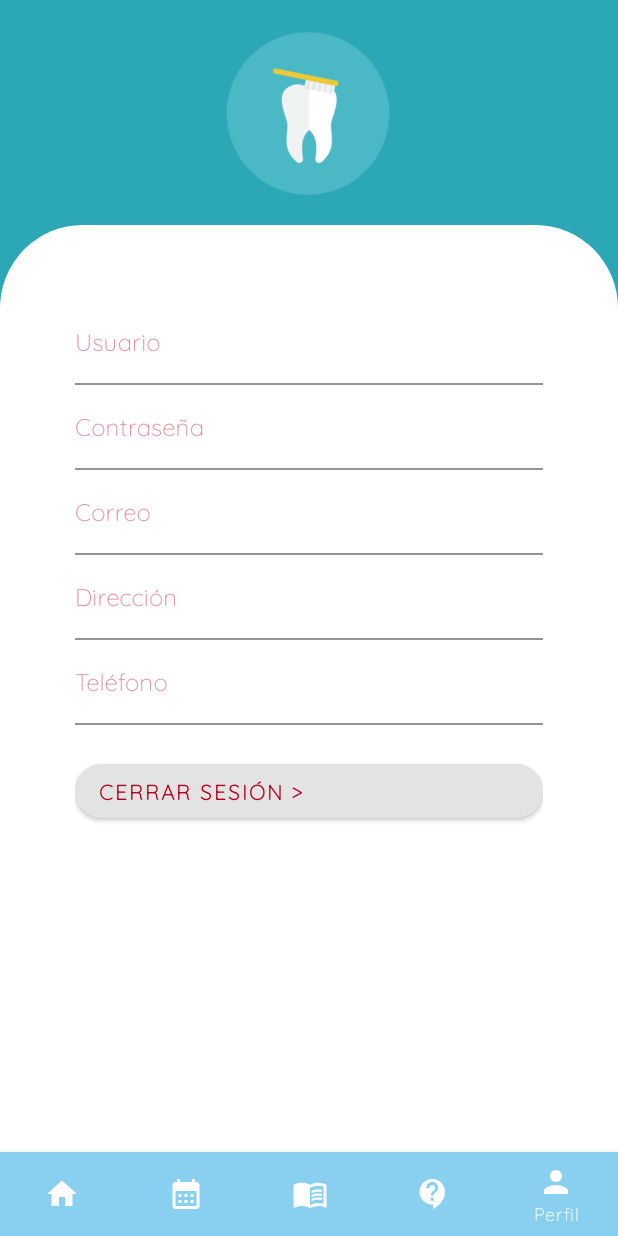
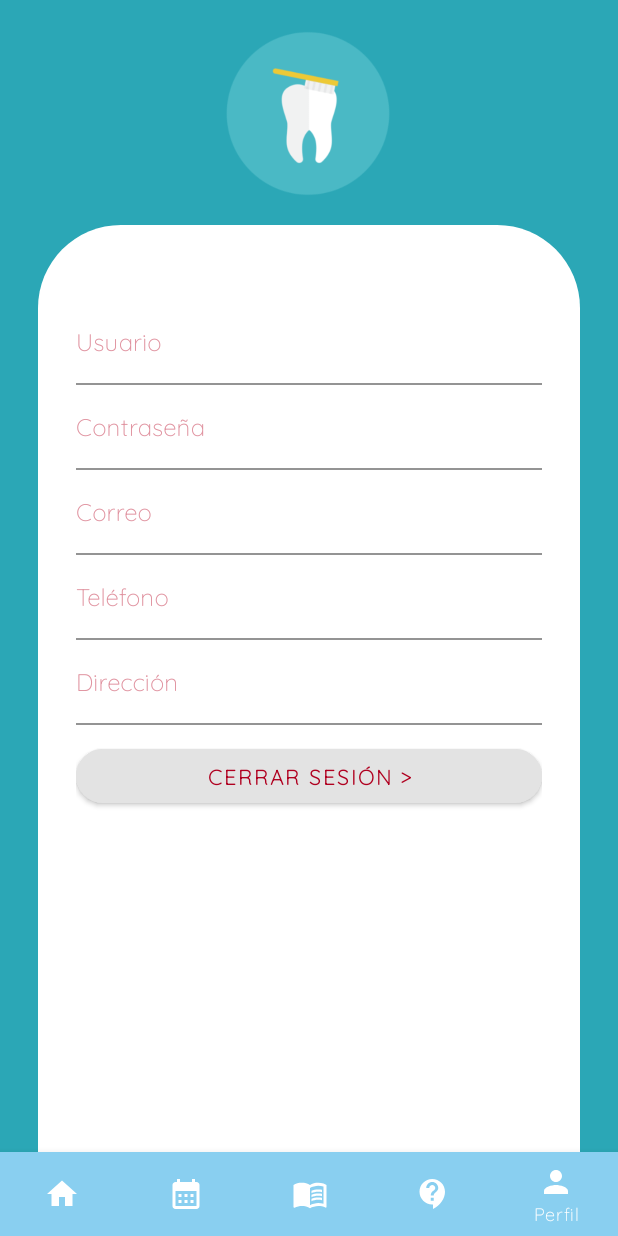
Before and after one commit to antoniotorresolmo/Clinica-dental, an Android app: the screen it shows after launch (BottomNav), item 5 of the bottom bar chosen, on a phone screen of 412 x 824 dp. Run offline under Robolectric (Android 15) with nearby library versions, the phone set to English and light mode, and no system bars.

Commit message:
Perfil y Registro bien

```diff
--- a/Clinica-dental/app/src/main/res/layout-land/fragment_fr_perfil.xml
+++ b/Clinica-dental/app/src/main/res/layout-land/fragment_fr_perfil.xml
@@ -158,7 +158,7 @@
                     </com.google.android.material.textfield.TextInputLayout>
 
                     <Button
-                        android:id="@+id/btnCancelar"
+                        android:id="@+id/btnCerrarSesion"
                         android:layout_width="match_parent"
                         android:layout_height="wrap_content"
                         android:layout_marginTop="20dp"
--- a/Clinica-dental/app/src/main/res/layout-land/fragment_fr_registro.xml
+++ b/Clinica-dental/app/src/main/res/layout-land/fragment_fr_registro.xml
@@ -172,7 +172,7 @@
                         app:rippleColor="#FFFFFF" />
 
                     <Button
-                        android:id="@+id/btnCancelar"
+                        android:id="@+id/btnCerrarSesion"
                         android:layout_width="match_parent"
                         android:layout_height="wrap_content"
                         android:layout_marginTop="20dp"
--- a/Clinica-dental/app/src/main/res/layout/fragment_fr_perfil.xml
+++ b/Clinica-dental/app/src/main/res/layout/fragment_fr_perfil.xml
@@ -19,19 +19,28 @@
             android:layout_height="match_parent"
 
 
+            android:layout_marginStart="25dp"
             android:layout_marginTop="150dp"
+            android:layout_marginEnd="25dp"
             android:background="@drawable/redondeado"
             android:orientation="vertical"
-            android:paddingStart="50dp"
-            android:paddingTop="50dp"
-            android:paddingEnd="50dp"
-            android:paddingBottom="50dp"
             app:layout_constraintBottom_toBottomOf="parent"
             app:layout_constraintEnd_toEndOf="parent"
-            app:layout_constraintHorizontal_bias="0.0"
             app:layout_constraintStart_toStartOf="parent"
             app:layout_constraintTop_toBottomOf="@+id/imageView2">
 
+
+            <ScrollView
+                android:layout_width="match_parent"
+                android:layout_height="match_parent"
+                android:layout_marginStart="25dp"
+                android:layout_marginTop="50dp"
+                android:layout_marginEnd="25dp">
+
+                <LinearLayout
+                    android:layout_width="match_parent"
+                    android:layout_height="wrap_content"
+                    android:orientation="vertical">
 
                     <com.google.android.material.textfield.TextInputLayout
                         android:id="@+id/txtUsuarioRegistro"
@@ -46,7 +55,7 @@
                             android:id="@+id/txtUsuario"
                             android:layout_width="match_parent"
                             android:layout_height="wrap_content"
-                    android:hint="Usuario"
+                            android:hint="@string/txtUsuario"
                             android:paddingStart="0dp"
                             android:textColor="@color/black" />
                     </com.google.android.material.textfield.TextInputLayout>
@@ -64,7 +73,7 @@
                             android:id="@+id/txtContraseña"
                             android:layout_width="match_parent"
                             android:layout_height="wrap_content"
-                    android:hint="Contraseña"
+                            android:hint="@string/txtContrasena"
                             android:inputType="textPassword"
                             android:paddingStart="0dp"
                             android:textColor="@color/black" />
@@ -83,26 +92,8 @@
                             android:id="@+id/txtCorreo"
                             android:layout_width="match_parent"
                             android:layout_height="wrap_content"
-                    android:hint="Correo"
+                            android:hint="@string/txtCorreo"
                             android:inputType="textEmailAddress"
-                    android:paddingStart="0dp"
-                    android:textColor="@color/black" />
-            </com.google.android.material.textfield.TextInputLayout>
-
-            <com.google.android.material.textfield.TextInputLayout
-                android:id="@+id/txtDireccionRegistro"
-                android:layout_width="match_parent"
-                android:layout_height="wrap_content"
-                android:textColorHint="@color/Rosita"
-                app:boxBackgroundColor="#FFFFFF"
-                app:boxStrokeColor="@color/Rosita"
-                app:hintTextColor="@color/Rosita">
-
-                <com.google.android.material.textfield.TextInputEditText
-                    android:id="@+id/txtDireccion"
-                    android:layout_width="match_parent"
-                    android:layout_height="wrap_content"
-                    android:hint="@string/txtDireccion"
                             android:paddingStart="0dp"
                             android:textColor="@color/black" />
                     </com.google.android.material.textfield.TextInputLayout>
@@ -126,18 +117,38 @@
                             android:textColor="@color/black" />
                     </com.google.android.material.textfield.TextInputLayout>
 
-            <Button
-                android:id="@+id/btnCancelar"
+                    <com.google.android.material.textfield.TextInputLayout
+                        android:id="@+id/txtDireccionRegistro"
                         android:layout_width="match_parent"
                         android:layout_height="wrap_content"
-                android:layout_marginTop="20dp"
+                        android:textColorHint="@color/Rosita"
+                        app:boxBackgroundColor="#FFFFFF"
+                        app:boxStrokeColor="@color/Rosita"
+                        app:hintTextColor="@color/Rosita">
+
+                        <com.google.android.material.textfield.TextInputEditText
+                            android:id="@+id/txtDireccion"
+                            android:layout_width="match_parent"
+                            android:layout_height="wrap_content"
+                            android:hint="@string/txtDireccion"
+                            android:paddingStart="0dp"
+                            android:textColor="@color/black" />
+                    </com.google.android.material.textfield.TextInputLayout>
+
+                    <Button
+                        android:id="@+id/btnCerrarSesion"
+                        android:layout_width="match_parent"
+                        android:layout_height="wrap_content"
+                        android:layout_marginTop="10dp"
                         android:backgroundTint="@color/fondoBoton"
                         android:text="@string/CerrarS"
-                android:textAlignment="viewStart"
+                        android:textAlignment="center"
                         android:textColor="@color/cerrarSesion"
                         android:textStyle="bold"
                         app:cornerRadius="20dp"
                         app:rippleColor="#FFFFFF" />
+                </LinearLayout>
+            </ScrollView>
 
         </LinearLayout>
 
```
Also changed, not shown: Clinica-dental/app/src/main/res/layout/fragment_fr_registro.xml (+38 -38 lines). Lines whose indentation alone changed are shown as unchanged.
